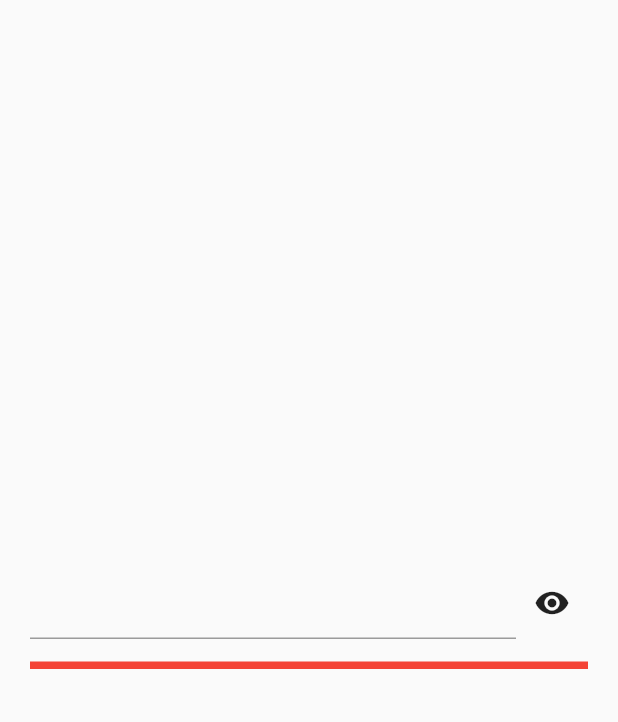
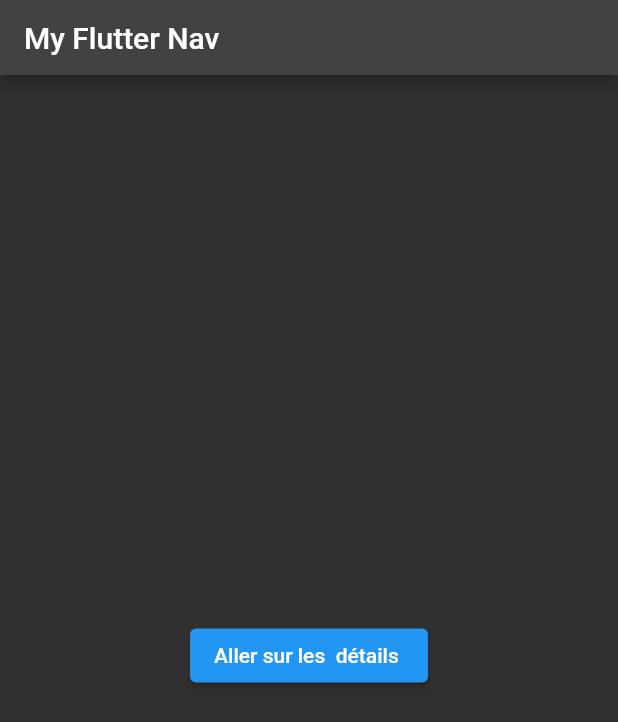
Before and after one commit to AmzylMohcine/flutter-dart-learn, a Flutter app: the screen it shows after launch, on a phone screen of 412 x 824 dp. Shown: the top 722 px of the screen. Run offline on Flutter 3.47's test engine with Material 2 defaults, Android fonts, the light colour scheme and no system bars; our stand-ins replace go_router; project files that could hold a hidden picture were left out.

Commit message:
Changing color on typing + Reading Api content + passing content through routing and services

```diff
--- a/lib/main.dart
+++ b/lib/main.dart
@@ -1,4 +1,6 @@
-import 'package:flt1/widgets/password_widget.dart';
+/* import 'package:flt1/widgets/tips_calculator.dart'; */
+/* import 'package:flt1/widgets/password_widget.dart'; */
+import 'package:flt1/services/routing.dart';
 import 'package:flutter/material.dart';
 
 // widget avec etat
@@ -15,15 +17,39 @@ class MyApp extends StatefulWidget {
 class _MyAppState extends State<MyApp> {
   @override
   Widget build(BuildContext context) {
+    return MaterialApp.router(
+      routerDelegate: Routing.getRoutes().routerDelegate,
+      routeInformationParser: Routing.getRoutes().routeInformationParser,
+      title: 'Flutter App',
+      theme: ThemeData.dark(),
+      debugShowCheckedModeBanner: false,
+      //home: const HomeScreen(),
+    );
+  }
+}
+
+/*
+class MyApp extends StatefulWidget {
+  const MyApp({Key? key}) : super(key: key);
+
+  @override
+  State<MyApp> createState() => _MyAppState();
+}
+
+class _MyAppState extends State<MyApp> {
+  @override
+  Widget build(BuildContext context) {
     return MaterialApp(
         home: Scaffold(
+      backgroundColor: Color.fromARGB(255, 52, 52, 51),
       body: Container(
         padding: const EdgeInsets.all(20),
         alignment: Alignment.center,
         child: Column(
           mainAxisAlignment: MainAxisAlignment.center,
           children: [
-            PasswordWidget(),
+            /* PasswordWidget(), */
+            TipsCalculator(),
           ],
         ),
       ),
@@ -31,7 +57,7 @@ class _MyAppState extends State<MyApp> {
   }
 }
 
-/* import 'package:flutter/material.dart';
+import 'package:flutter/material.dart';
 
 void main() => runApp(const MyApp());
 
--- /dev/null
+++ b/lib/screens/home_screen.dart
@@ -0,0 +1,22 @@
+import 'package:flt1/widgets/appbar_widget.dart';
+import 'package:flutter/material.dart';
+import 'package:go_router/go_router.dart';
+
+class HomeScreen extends StatelessWidget {
+  const HomeScreen({Key? key}) : super(key: key);
+
+  @override
+  Widget build(BuildContext context) {
+    return Scaffold(
+      appBar: const AppBarWidget(),
+      body: Container(
+        alignment: Alignment.center,
+        child: ElevatedButton(
+            child: const Text("Aller sur les  détails "),
+            onPressed: () {
+              context.pushNamed('details');
+            }),
+      ),
+    );
+  }
+}
--- /dev/null
+++ b/lib/services/routing.dart
@@ -0,0 +1,20 @@
+import 'package:flt1/screens/details_screen.dart';
+import 'package:flt1/screens/home_screen.dart';
+import 'package:go_router/go_router.dart';
+
+class Routing {
+  //lister les routes
+
+  static GoRouter getRoutes() {
+    return GoRouter(routes: [
+      GoRoute(
+          path: '/',
+          name: 'home',
+          builder: (context, state) => const HomeScreen()),
+      GoRoute(
+          path: '/details',
+          name: 'details',
+          builder: (context, state) => const DetailsScreen())
+    ]); //Gorouter
+  }
+}
--- /dev/null
+++ b/lib/widgets/appbar_widget.dart
@@ -0,0 +1,16 @@
+import 'package:flutter/material.dart';
+
+class AppBarWidget extends StatelessWidget implements PreferredSizeWidget {
+  const AppBarWidget({Key? key}) : super(key: key);
+
+  @override
+  Widget build(BuildContext context) {
+    return AppBar(
+      title: const Text('My Flutter Nav'),
+    );
+  }
+
+  @override
+  // TODO: implement preferredSize
+  Size get preferredSize => const Size.fromHeight(50);
+}
--- a/pubspec.yaml
+++ b/pubspec.yaml
@@ -29,11 +29,13 @@ environment:
 dependencies:
   flutter:
     sdk: flutter
+  go_router: ^3.1.0
 
 
   # The following adds the Cupertino Icons font to your application.
   # Use with the CupertinoIcons class for iOS style icons.
   cupertino_icons: ^1.0.2
+  http: ^0.13.4
 
 dev_dependencies:
   flutter_test:
```
Also changed, not shown: lib/models/user.dart (added, +34 -0 lines), lib/screens/details_screen.dart (added, +22 -0 lines), lib/services/user_service.dart (added, +18 -0 lines), lib/widgets/password_widget.dart (+13 -2 lines), lib/widgets/tips_calculator.dart (added, +119 -0 lines), pubspec.lock.
